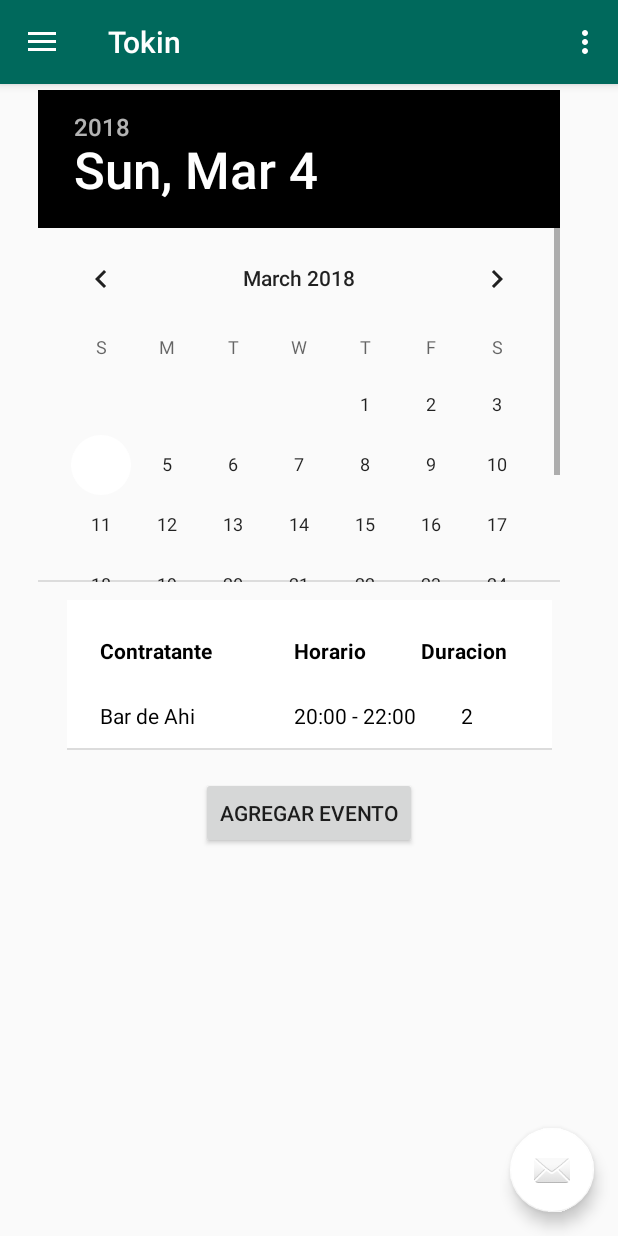
After one commit to Gustavo2531/tokinAndroid, an Android app: the fragment CalendarFragment placed in its activity, on a phone screen of 412 x 824 dp. The commit adds this screen. Run offline under Robolectric (Android 15) with nearby library versions, the phone set to English and light mode, and no system bars.

Commit message:
Calendario, Detalle (Falta completa editar perfil, agregar evento, hacer info a restaurante, solicitar evento, ver evaluaciones, evaluar)

```diff
--- /dev/null
+++ b/app/src/main/java/com/example/gustavomendez/tokin/CalendarFragment.java
@@ -0,0 +1,71 @@
+package com.example.gustavomendez.tokin;
+
+
+import android.app.Fragment;
+import android.app.FragmentManager;
+import android.os.Bundle;
+import android.support.annotation.Nullable;
+import android.view.LayoutInflater;
+import android.view.View;
+import android.view.ViewGroup;
+import android.widget.ListView;
+import android.widget.TextView;
+
+import org.json.JSONArray;
+import org.json.JSONException;
+import org.json.JSONObject;
+
+import java.util.ArrayList;
+
+
+/**
+ * A simple {@link Fragment} subclass.
+ */
+public class CalendarFragment extends Fragment {
+
+    private  ListView listView;
+    public CalendarFragment() {
+        // Required empty public constructor
+    }
+
+
+    @Override
+    public View onCreateView(LayoutInflater inflater, ViewGroup container,
+                             Bundle savedInstanceState) {
+        // Inflate the layout for this fragment
+
+        return inflater.inflate(R.layout.fragment_calendar, container, false);
+    }
+
+
+    @Override
+    public void onActivityCreated(@Nullable Bundle savedInstanceState) {
+
+        super.onActivityCreated(savedInstanceState);
+        listView = (ListView) getView().findViewById(R.id.listViewEventos);
+        EventosAdapter adapter = getAdapter();
+        listView.setAdapter(adapter);
+
+    }
+    private EventosAdapter getAdapter(){
+        EventosAdapter adapter = new  EventosAdapter(
+                getActivity(), R.layout.calendar_eventos,
+                new ArrayList<Eventos>());
+        try {
+
+                    Eventos m = new Eventos();
+                    m.contratado = "Bar de Ahi";
+                    m.horario = "20:00 - 22:00";
+                    m.duracion = 2;
+                    adapter.add(m);
+
+
+
+        } catch (Exception e) {
+            e.printStackTrace();
+        }
+        return adapter;
+
+
+    }
+}
--- /dev/null
+++ b/app/src/main/java/com/example/gustavomendez/tokin/Eventos.java
@@ -0,0 +1,10 @@
+package com.example.gustavomendez.tokin;
+
+/**
+ * Created by gustavomendez on 04/03/18.
+ */
+
+public class Eventos {
+    public String contratado, horario;
+    public Integer duracion;
+}
--- /dev/null
+++ b/app/src/main/java/com/example/gustavomendez/tokin/EventosAdapter.java
@@ -0,0 +1,47 @@
+package com.example.gustavomendez.tokin;
+
+import android.content.Context;
+import android.support.annotation.NonNull;
+import android.support.annotation.Nullable;
+import android.view.LayoutInflater;
+import android.view.View;
+import android.view.ViewGroup;
+import android.widget.ArrayAdapter;
+import android.widget.TextView;
+
+
+import java.util.List;
+
+
+
+/**
+ * Created by gustavomendez on 04/03/18.
+ */
+
+public class EventosAdapter extends ArrayAdapter<Eventos> {
+    private Context context;
+    public EventosAdapter(@NonNull Context context, int resource, @NonNull List<Eventos> objects) {
+        super(context, resource, objects);
+        this.context=context;
+    }
+
+    @NonNull
+    @Override
+    public View getView(int position, @Nullable View convertView, @NonNull ViewGroup parent) {
+        View view = null;
+        if(convertView == null){
+            convertView = LayoutInflater.from(context).inflate(R.layout.calendar_eventos, parent, false);
+        }
+        Eventos event = getItem(position);
+        TextView namerest = (TextView) convertView.findViewById(R.id.textViewDC);
+        TextView phone  = (TextView) convertView.findViewById(R.id.textViewDDuracion);
+        TextView address= (TextView) convertView.findViewById(R.id.textViewDHorario);
+        namerest.setText(event.contratado);
+        address.setText(event.horario);
+        phone.setText(""+event.duracion);
+        convertView.setBackgroundResource(R.color.colorAccent);
+
+        return convertView;
+    }
+
+}
--- /dev/null
+++ b/app/src/main/res/layout/calendar_eventos.xml
@@ -0,0 +1,111 @@
+<?xml version="1.0" encoding="utf-8"?>
+<android.support.constraint.ConstraintLayout xmlns:android="http://schemas.android.com/apk/res/android"
+    xmlns:app="http://schemas.android.com/apk/res-auto"
+    xmlns:tools="http://schemas.android.com/tools"
+    android:layout_width="match_parent"
+    android:layout_height="match_parent">
+
+    <TextView
+        android:id="@+id/textViewC"
+        android:layout_width="90dp"
+        android:layout_height="31dp"
+        android:layout_marginEnd="8dp"
+        android:layout_marginStart="8dp"
+        android:layout_marginTop="8dp"
+        android:text="Contratante"
+        android:textColor="@android:color/background_dark"
+        android:textStyle="bold"
+        app:layout_constraintEnd_toStartOf="@+id/guideline4"
+        app:layout_constraintStart_toStartOf="parent"
+        app:layout_constraintTop_toTopOf="@+id/guideline3" />
+
+    <TextView
+        android:id="@+id/textViewHorario"
+        android:layout_width="90dp"
+        android:layout_height="31dp"
+        android:layout_marginEnd="8dp"
+        android:layout_marginStart="12dp"
+        android:layout_marginTop="8dp"
+        android:text="Horario"
+        android:textColor="@android:color/background_dark"
+        android:textStyle="bold"
+        app:layout_constraintEnd_toStartOf="@+id/guideline6"
+        app:layout_constraintStart_toStartOf="@+id/guideline4"
+        app:layout_constraintTop_toTopOf="@+id/guideline3" />
+
+    <TextView
+        android:id="@+id/textViewDuracion"
+        android:layout_width="90dp"
+        android:layout_height="31dp"
+        android:layout_marginEnd="24dp"
+        android:layout_marginStart="8dp"
+        android:layout_marginTop="8dp"
+        android:text="Duracion"
+        android:textColor="@android:color/background_dark"
+        android:textStyle="bold"
+        app:layout_constraintEnd_toEndOf="parent"
+        app:layout_constraintStart_toStartOf="@+id/guideline6"
+        app:layout_constraintTop_toTopOf="@+id/guideline3" />
+
+    <TextView
+        android:id="@+id/textViewDC"
+        android:layout_width="90dp"
+        android:layout_height="31dp"
+        android:layout_marginEnd="8dp"
+        android:layout_marginStart="8dp"
+        android:layout_marginTop="12dp"
+        android:text="TextView"
+        android:textColor="@android:color/background_dark"
+        app:layout_constraintEnd_toStartOf="@+id/guideline4"
+        app:layout_constraintStart_toStartOf="parent"
+        app:layout_constraintTop_toBottomOf="@+id/textViewC" />
+
+    <TextView
+        android:id="@+id/textViewDHorario"
+        android:layout_width="90dp"
+        android:layout_height="31dp"
+        android:layout_marginEnd="8dp"
+        android:layout_marginStart="12dp"
+        android:layout_marginTop="12dp"
+        android:text="TextView"
+        android:textColor="@android:color/background_dark"
+        app:layout_constraintEnd_toStartOf="@+id/guideline6"
+        app:layout_constraintStart_toStartOf="@+id/guideline4"
+        app:layout_constraintTop_toBottomOf="@+id/textViewHorario" />
+
+    <TextView
+        android:id="@+id/textViewDDuracion"
+        android:layout_width="90dp"
+        android:layout_height="31dp"
+        android:layout_marginEnd="24dp"
+        android:layout_marginStart="8dp"
+        android:layout_marginTop="12dp"
+        android:text="TextView"
+        android:textColor="@android:color/background_dark"
+        app:layout_constraintEnd_toEndOf="parent"
+        app:layout_constraintHorizontal_bias="0.0"
+        app:layout_constraintStart_toStartOf="@+id/guideline6"
+        app:layout_constraintTop_toBottomOf="@+id/textViewDuracion" />
+
+    <android.support.constraint.Guideline
+        android:id="@+id/guideline3"
+        android:layout_width="wrap_content"
+        android:layout_height="wrap_content"
+        android:orientation="horizontal"
+        app:layout_constraintGuide_begin="16dp" />
+
+    <android.support.constraint.Guideline
+        android:id="@+id/guideline4"
+        android:layout_width="wrap_content"
+        android:layout_height="wrap_content"
+        android:orientation="vertical"
+        app:layout_constraintGuide_begin="134dp" />
+
+    <android.support.constraint.Guideline
+        android:id="@+id/guideline6"
+        android:layout_width="wrap_content"
+        android:layout_height="wrap_content"
+        android:orientation="vertical"
+        app:layout_constraintGuide_begin="255dp" />
+
+</android.support.constraint.ConstraintLayout>
--- /dev/null
+++ b/app/src/main/res/layout/fragment_calendar.xml
@@ -0,0 +1,50 @@
+<android.support.constraint.ConstraintLayout xmlns:android="http://schemas.android.com/apk/res/android"
+    xmlns:app="http://schemas.android.com/apk/res-auto"
+    xmlns:tools="http://schemas.android.com/tools"
+    android:layout_width="match_parent"
+    android:layout_height="match_parent"
+    tools:context="com.example.gustavomendez.tokin.CalendarFragment">
+
+    <!-- TODO: Update blank fragment layout -->
+
+
+    <DatePicker
+        android:id="@+id/datePickerP"
+        android:layout_width="362dp"
+        android:layout_height="328dp"
+        android:layout_marginEnd="8dp"
+        android:layout_marginStart="8dp"
+        android:layout_marginTop="4dp"
+        android:calendarTextColor="@android:color/background_dark"
+        android:headerBackground="@android:color/background_dark"
+        android:yearListSelectorColor="@android:color/background_dark"
+        app:layout_constraintEnd_toEndOf="parent"
+        app:layout_constraintStart_toStartOf="parent"
+        app:layout_constraintTop_toTopOf="parent" />
+
+
+    <Button
+        android:id="@+id/buttonAgregarEvento"
+        android:layout_width="wrap_content"
+        android:layout_height="wrap_content"
+        android:layout_marginEnd="8dp"
+        android:layout_marginStart="8dp"
+        android:layout_marginTop="8dp"
+        android:text="Agregar Evento"
+        app:layout_constraintEnd_toEndOf="parent"
+        app:layout_constraintStart_toStartOf="parent"
+        app:layout_constraintTop_toBottomOf="@+id/listViewEventos" />
+
+    <ListView
+        android:id="@+id/listViewEventos"
+        android:layout_width="323dp"
+        android:layout_height="110dp"
+        android:layout_marginEnd="8dp"
+        android:layout_marginStart="8dp"
+        android:layout_marginTop="12dp"
+        app:layout_constraintEnd_toEndOf="parent"
+        app:layout_constraintHorizontal_bias="0.511"
+        app:layout_constraintStart_toStartOf="parent"
+        app:layout_constraintTop_toBottomOf="@+id/datePickerP" />
+
+</android.support.constraint.ConstraintLayout>
--- a/app/src/main/res/values/colors.xml
+++ b/app/src/main/res/values/colors.xml
@@ -1,6 +1,6 @@
 <?xml version="1.0" encoding="utf-8"?>
 <resources>
-    <color name="colorPrimary">#00695C</color>
+    <color name="colorPrimary">#00695c</color>
     <color name="colorPrimaryDark">#303F9F</color>
     <color name="colorAccent">#FFFFFF</color>
 </resources>
```
Also changed, not shown: app/src/main/AndroidManifest.xml (+7 -22 lines), app/src/main/java/com/example/gustavomendez/tokin/EditPerfilActivity.java (added, +13 -0 lines), app/src/main/java/com/example/gustavomendez/tokin/MainActivity2.java (+8 -1 lines), app/src/main/java/com/example/gustavomendez/tokin/PerfilFragment.java (added, +47 -0 lines), app/src/main/res/layout/activity_edit_perfil.xml (added, +9 -0 lines), app/src/main/res/layout/fragment_perfil.xml (added, +117 -0 lines), 46 other files.
